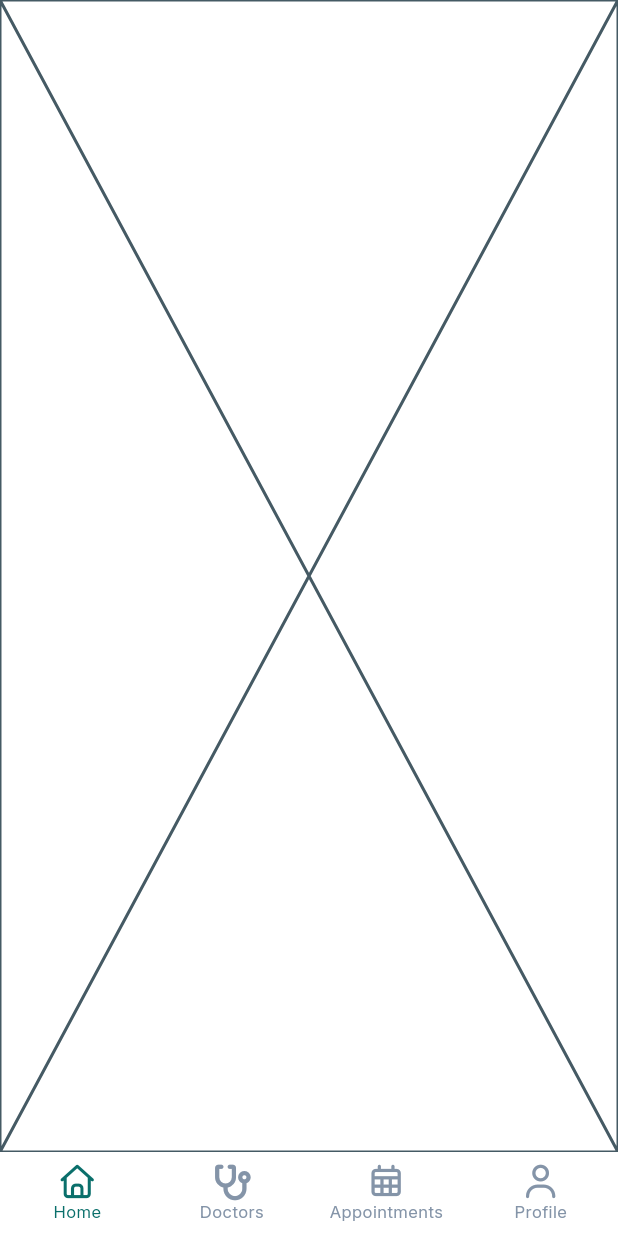
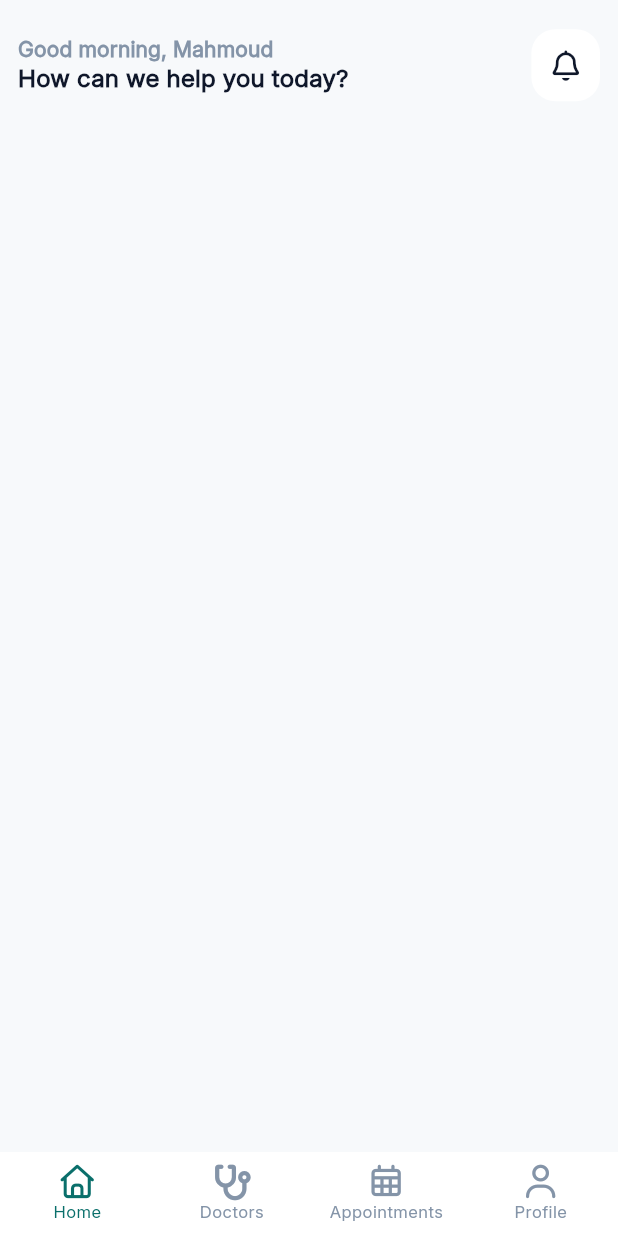
Before and after one commit to mahmoudmohamed17/care_point, a Flutter app: the MainShell screen opened by its route, on a phone screen of 412 x 824 dp. Run offline on Flutter 3.47's test engine with Material 3 defaults, Android fonts, the phone set to English and light mode, and no system bars; drawn by our look-alikes of persistent_bottom_nav_bar_v2, toastification; our stand-ins replace cupertino_ui, easy_localization, flutter_bloc, flutter_screenutil, flutter_svg, font_awesome_flutter and 7 more; accounts and stored records are empty.

Commit message:
initialize the home screen UI, update the assets and localization keys.

```diff
--- a/assets/translations/ar.json
+++ b/assets/translations/ar.json
@@ -242,7 +242,6 @@
   },
   "home": {
     "greetingMorning": "صباح الخير، {name}",
-    "greetingAfternoon": "مساء الخير، {name}",
     "greetingEvening": "مساء الخير، {name}",
     "howAreYou": "كيف يمكننا مساعدتك اليوم؟",
     "searchHint": "ابحث عن طبيب أو تخصص",
--- a/assets/translations/en.json
+++ b/assets/translations/en.json
@@ -242,7 +242,6 @@
   },
   "home": {
     "greetingMorning": "Good morning, {name}",
-    "greetingAfternoon": "Good afternoon, {name}",
     "greetingEvening": "Good evening, {name}",
     "howAreYou": "How can we help you today?",
     "searchHint": "Search doctors or specialties",
--- a/lib/core/utils/app_assets.dart
+++ b/lib/core/utils/app_assets.dart
@@ -5,6 +5,7 @@ class AppImages {
 
   static const String splash = '$_path/splash.png';
   static const String halfCircleFrame = '$_path/half_circle_frame.svg';
+  static const String quarterCirlceFrame = '$_path/quarter_cirlce_frame.svg';
   static const String onboardingBooking = '$_path/onboarding_booking.svg';
   static const String onboardingDoctor = '$_path/onboarding_doctor.svg';
   static const String onboardinNotifications = '$_path/onboarding_notifications.svg';
--- a/lib/core/utils/app_strings.dart
+++ b/lib/core/utils/app_strings.dart
@@ -230,7 +230,6 @@ abstract final class AppStrings {
 
   // --- home ---
   static const String homeGreetingMorning = 'home.greetingMorning';
-  static const String homeGreetingAfternoon = 'home.greetingAfternoon';
   static const String homeGreetingEvening = 'home.greetingEvening';
   static const String homeHowAreYou = 'home.howAreYou';
   static const String homeSearchHint = 'home.searchHint';
--- /dev/null
+++ b/lib/features/home/presentation/home_screen.dart
@@ -0,0 +1,25 @@
+import 'package:easy_localization/easy_localization.dart';
+import 'package:flutter_screenutil/flutter_screenutil.dart';
+import 'package:font_awesome_flutter/font_awesome_flutter.dart';
+import 'package:material_ui/material_ui.dart';
+
+import '../../../core/utils/app_strings.dart';
+import '../../../core/utils/extensions.dart';
+import 'widgets/home_app_bar.dart';
+
+class HomeScreen extends StatelessWidget {
+  const new({super.key});
+
+  @override
+  Widget build(BuildContext context) {
+    return const Scaffold(
+      body: SafeArea(
+        child: Column(
+          children: [
+            HomeAppBar(),
+          ],
+        ),
+      ),
+    );
+  }
+}
--- /dev/null
+++ b/lib/features/home/presentation/widgets/home_app_bar.dart
@@ -0,0 +1,49 @@
+import 'package:easy_localization/easy_localization.dart';
+import 'package:flutter_screenutil/flutter_screenutil.dart';
+import 'package:font_awesome_flutter/font_awesome_flutter.dart';
+import 'package:material_ui/material_ui.dart';
+
+import '../../../../core/utils/app_strings.dart';
+import '../../../../core/utils/extensions.dart';
+
+class HomeAppBar extends StatelessWidget {
+  const new({
+    super.key,
+  });
+
+  @override
+  Widget build(BuildContext context) {
+    return ListTile(
+      contentPadding: const EdgeInsets.all(12),
+      title: Text(
+        context.tr(
+          AppStrings.homeGreetingMorning,
+          namedArgs: {'name': 'Mahmoud'},
+        ),
+        style: context.textTheme.labelLarge?.copyWith(
+          color: context.colorScheme.outline,
+        ),
+      ),
+      subtitle: Text(
+        context.tr(AppStrings.homeHowAreYou),
+        style: context.textTheme.titleMedium,
+      ),
+      trailing: GestureDetector(
+        onTap: () {
+          // TODO: Navigates to the Notificatios screen
+        },
+        child: Container(
+          decoration: BoxDecoration(
+            color: context.colorScheme.onPrimary,
+            borderRadius: BorderRadius.circular(16),
+          ),
+          padding: const EdgeInsets.all(14),
+          child: FaIcon(
+            FontAwesomeIcons.bell,
+            size: 20.sp,
+          ),
+        ),
+      ),
+    );
+  }
+}
--- a/lib/features/main_shell/main_shell.dart
+++ b/lib/features/main_shell/main_shell.dart
@@ -6,6 +6,7 @@ import 'package:persistent_bottom_nav_bar_v2/persistent_bottom_nav_bar_v2.dart';
 
 import '../../core/utils/app_strings.dart';
 import '../../core/utils/extensions.dart';
+import '../home/presentation/home_screen.dart';
 
 class MainShell extends StatelessWidget {
   const new({super.key});
@@ -19,7 +20,7 @@ class MainShell extends StatelessWidget {
       tabs: [
         _tab(
           context,
-          screen: (context) => const Placeholder(),
+          screen: (context) => const HomeScreen(),
           icon: const FaIcon(FontAwesomeIcons.house),
           title: AppStrings.navHome,
           activeColor: activeColor,
@@ -56,6 +57,7 @@ class MainShell extends StatelessWidget {
           padding: EdgeInsets.symmetric(vertical: 16.h),
         ),
       ),
+      stateManagement: false, // TODO: Leave this till we finish building the 4 tabs UI
     );
   }
 
@@ -68,7 +70,7 @@ class MainShell extends StatelessWidget {
     Color inactiveColor = Colors.black,
   }) {
     return PersistentTabConfig(
-      screen: SafeArea(child: screen(context)),
+      screen: screen(context),
       item: ItemConfig(
         icon: icon,
         iconSize: 22.sp,
```
Also changed, not shown: assets/images/quarter_cirlce_frame.svg (added).
